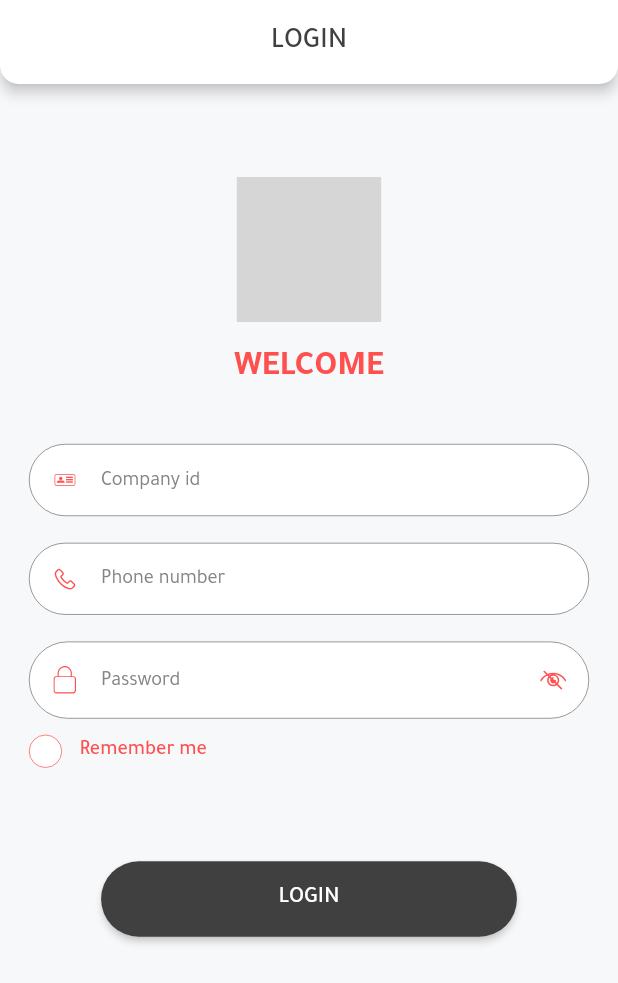
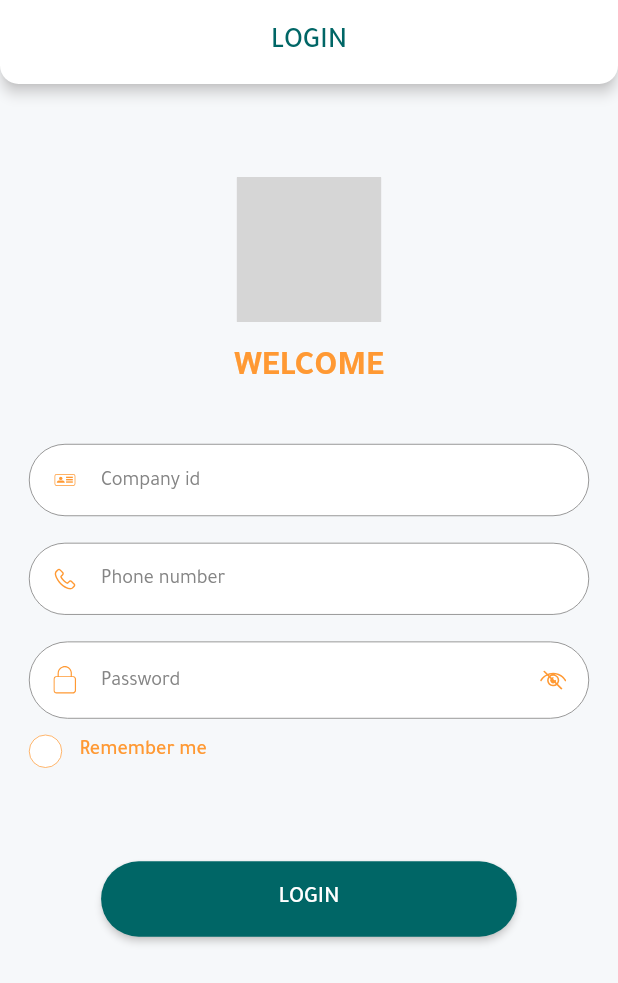
Before and after one commit to zizo333/hr, a Flutter app: the screen it shows after launch, on a phone screen of 412 x 824 dp. Shown: the top 983 px of the screen. Run offline on Flutter 3.47's test engine with Material 2 defaults, Android fonts, the phone set to English and light mode, and no system bars; our stand-ins replace dartz, equatable, flutter_bloc, flutter_screenutil, flutter_svg, get_it and 4 more; grey boxes are pictures that could not be loaded.

Commit message:
update11

```diff
--- a/lib/config/themes/app_colors.dart
+++ b/lib/config/themes/app_colors.dart
@@ -3,7 +3,7 @@ import 'package:flutter/material.dart';
 class AppColors {
   const AppColors._();
 
-  static Color c404040 = hexToColor('#404040');
+  static Color c6600cc = hexToColor('#006666');
   static Color cF6F8FA = hexToColor('#F6F8FA');
   static Color cFAFCFF = hexToColor('#FAFCFF');
   static Color cFAFAFA = hexToColor('#FAFAFA');
@@ -12,7 +12,7 @@ class AppColors {
   static Color c37474F = hexToColor('#37474F');
   static Color c0CA000 = hexToColor('#0CA000');
   static Color c919191 = hexToColor('#919191');
-  static Color cE27E1C = hexToColor('#ff5050');
+  static Color cff9933 = hexToColor('#ff9933');
   static Color cAEB3BD = hexToColor('#AEB3BD');
   static Color cF5F7F9 = hexToColor('#F5F7F9');
   static Color cFFFFFF = hexToColor('#FFFFFF');
--- a/lib/config/themes/app_themes.dart
+++ b/lib/config/themes/app_themes.dart
@@ -8,7 +8,7 @@ import 'app_colors.dart';
 
 ThemeData appThemes = ThemeData(
   fontFamily: AppConstants.fontFamily,
-  primaryColor: AppColors.c404040,
+  primaryColor: AppColors.c6600cc,
   backgroundColor: AppColors.cF6F8FA,
   canvasColor: AppColors.cF6F8FA,
   shadowColor: AppColors.cE2DFDF,
@@ -16,8 +16,8 @@ ThemeData appThemes = ThemeData(
   selectedRowColor: AppColors.cAEB3BD,
   unselectedWidgetColor: AppColors.cAEB3BD,
   colorScheme: ThemeData().colorScheme.copyWith(
-        primary: AppColors.c404040,
-        secondary: AppColors.cE27E1C,
+        primary: AppColors.c6600cc,
+        secondary: AppColors.cff9933,
       ),
   appBarTheme: AppBarTheme(
     systemOverlayStyle: SystemUiOverlayStyle.dark,
@@ -33,7 +33,7 @@ ThemeData appThemes = ThemeData(
     titleTextStyle: TextStyle(
       fontSize: 20.sp,
       fontWeight: FontWeight.w500,
-      color: AppColors.c404040,
+      color: AppColors.c6600cc,
       fontFamily: AppConstants.fontFamily,
       height: 1.6,
     ),
@@ -59,13 +59,13 @@ ThemeData appThemes = ThemeData(
     fillColor: AppColors.cFFFFFF,
     enabledBorder: _textFieldBorder(AppColors.c707070),
     disabledBorder: _textFieldBorder(AppColors.c707070),
-    focusedBorder: _textFieldBorder(AppColors.c404040),
+    focusedBorder: _textFieldBorder(AppColors.c6600cc),
     errorBorder: _textFieldBorder(AppColors.cEF5350),
     focusedErrorBorder: _textFieldBorder(AppColors.cEF5350),
   ),
   elevatedButtonTheme: ElevatedButtonThemeData(
     style: ElevatedButton.styleFrom(
-      backgroundColor: AppColors.c404040,
+      backgroundColor: AppColors.c6600cc,
       textStyle: TextStyle(
         color: Colors.white,
         fontSize: 16.sp,
@@ -99,11 +99,11 @@ ThemeData appThemes = ThemeData(
     style: TextButton.styleFrom(
       tapTargetSize: MaterialTapTargetSize.shrinkWrap,
       textStyle: TextStyle(
-        color: AppColors.cE27E1C,
+        color: AppColors.cff9933,
         fontSize: 14.sp,
         fontFamily: AppConstants.fontFamily,
       ),
-      foregroundColor: AppColors.cE27E1C,
+      foregroundColor: AppColors.cff9933,
     ),
   ),
   iconTheme: IconThemeData(size: 24.w),
--- a/lib/core/utils/app_strings.dart
+++ b/lib/core/utils/app_strings.dart
@@ -43,4 +43,5 @@ class AppStrings {
   static const String slideToConfirm = 'Slide to confirm';
   static const String dayOn = 'Day on';
   static const String dayOff = 'Day off';
+  static const String workingTime = 'Working time';
 }
--- a/lib/presentation/screens/home/home_screen.dart
+++ b/lib/presentation/screens/home/home_screen.dart
@@ -11,6 +11,7 @@ import 'package:hr/core/utils/enums.dart';
 import 'package:hr/cubit/home/home_cubit.dart';
 import 'package:hr/presentation/screens/home/widgets/day_action_button.dart';
 import 'package:hr/presentation/screens/home/widgets/day_timer.dart';
+import 'package:hr/presentation/screens/home/widgets/end_widget.dart';
 import 'package:hr/presentation/screens/home/widgets/slide_button.dart';
 import 'package:hr/presentation/widgets/custom_app_bar_icon.dart';
 import 'package:slider_button/slider_button.dart';
@@ -66,7 +67,8 @@ class HomeScreen extends StatelessWidget {
                         title: state.dayAction == DayAction.on
                             ? AppStrings.dayOn
                             : AppStrings.dayOff,
-                      )
+                      ),
+                    if (state.dayAction == DayAction.end) const EndWidget(),
                   ],
                 ),
                 if (state.showSlideButton)
```
Also changed, not shown: lib/presentation/screens/home/widgets/end_widget.dart (added, +89 -0 lines).
